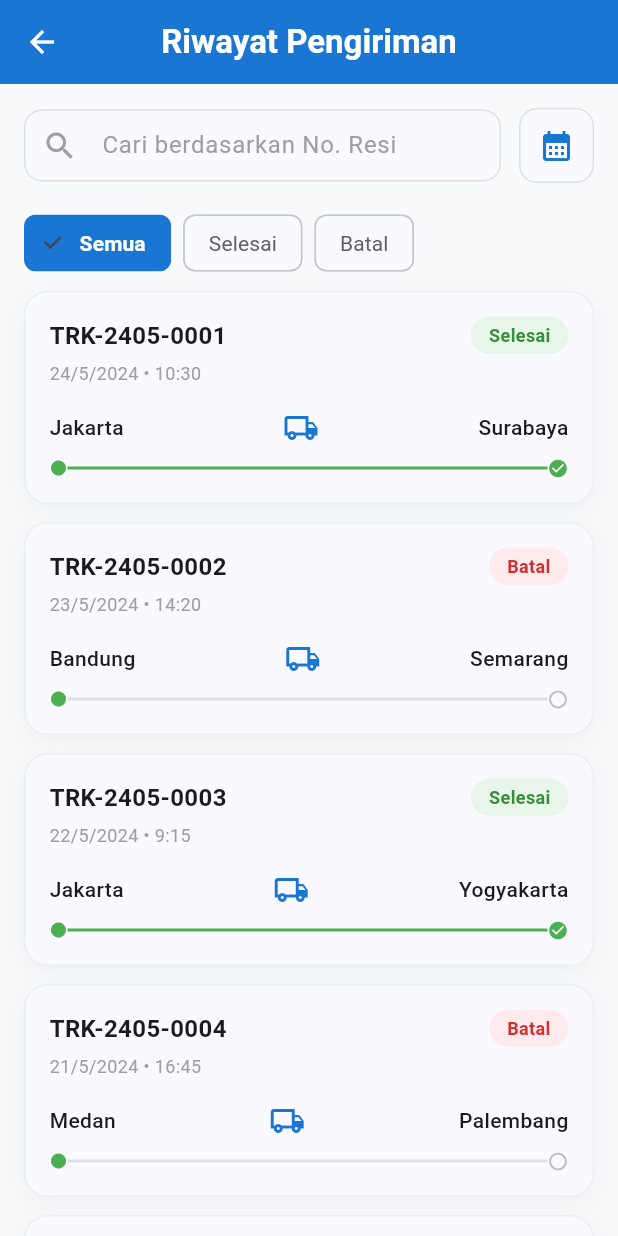
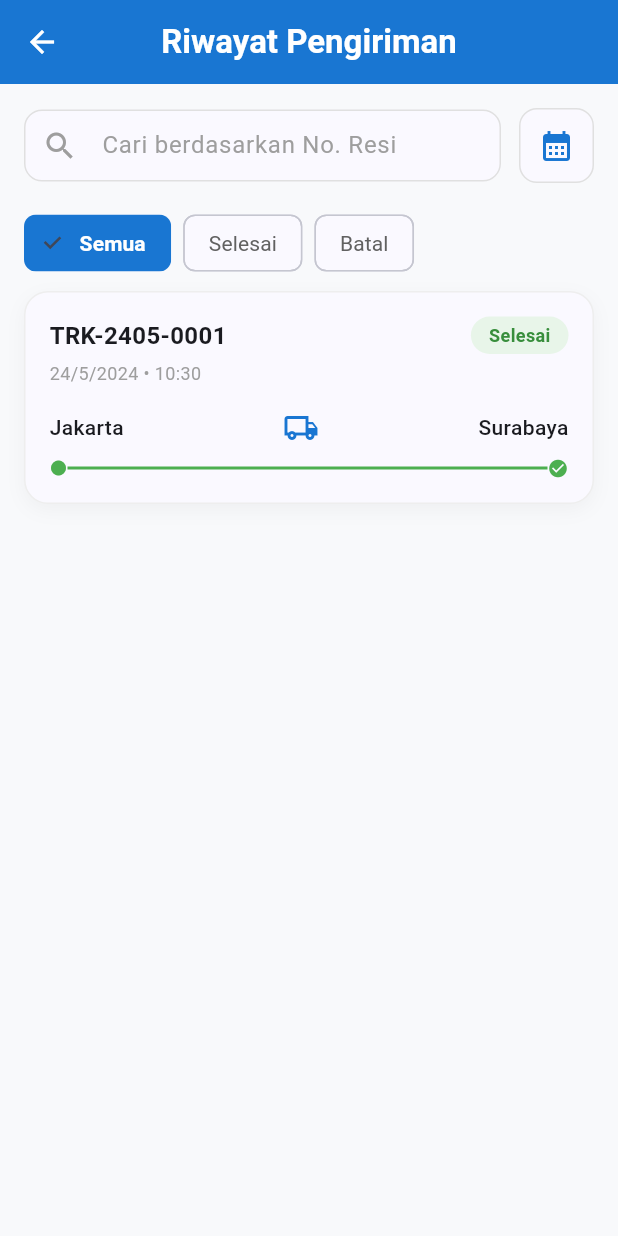
Before and after one commit to Galehramadhan/tracking-logistik-mobile, a Flutter app: the HistoryPage screen opened directly, after a tap on "Semua", on a phone screen of 412 x 824 dp. Run offline on Flutter 3.47's test engine with Material 3 defaults, Android fonts, the phone set to English and light mode, and no system bars; our stand-ins replace flutter_riverpod, google_maps_flutter, shared_preferences; missing offline and left inert: mobile_scanner; accounts and stored records are empty; Roboto replaces fonts that are missing (Poppins).

Commit message:
QR code update

```diff
--- a/tracking_logistik_app/lib/riwayat/data.dart
+++ b/tracking_logistik_app/lib/riwayat/data.dart
@@ -10,23 +10,27 @@ final searchProvider = StateProvider<String>((ref) => '');
 // State untuk filter tanggal
 final dateFilterProvider = StateProvider<DateTime?>((ref) => null);
 
-// Data Dummy (8 Data)
-final dummyShipmentsProvider = Provider<List<ShipmentEntity>>((ref) {
-  return [
+// 1. Buat Notifier untuk mengatur logika penambahan data
+class ShipmentNotifier extends StateNotifier<List<ShipmentEntity>> {
+  ShipmentNotifier(super.state);
+
+  // Fungsi untuk menambah data hasil scan ke dalam list
+  void tambahPengiriman(ShipmentEntity dataBaru) {
+    state = [...state, dataBaru]; // Menambahkan objek baru ke daftar state
+  }
+}
+
+// 2. Ganti Provider biasa menjadi StateNotifierProvider
+final shipmentListProvider = StateNotifierProvider<ShipmentNotifier, List<ShipmentEntity>>((ref) {
+  return ShipmentNotifier([
+    // Kamu bisa biarkan data dummy lamamu di sini sebagai nilai awal
     ShipmentEntity(id: '1', resi: 'TRK-2405-0001', status: 'Selesai', date: DateTime(2024, 5, 24, 10, 30), origin: 'Jakarta', destination: 'Surabaya'),
-    ShipmentEntity(id: '2', resi: 'TRK-2405-0002', status: 'Batal', date: DateTime(2024, 5, 23, 14, 20), origin: 'Bandung', destination: 'Semarang'),
-    ShipmentEntity(id: '3', resi: 'TRK-2405-0003', status: 'Selesai', date: DateTime(2024, 5, 22, 9, 15), origin: 'Jakarta', destination: 'Yogyakarta'),
-    ShipmentEntity(id: '4', resi: 'TRK-2405-0004', status: 'Batal', date: DateTime(2024, 5, 21, 16, 45), origin: 'Medan', destination: 'Palembang'),
-    ShipmentEntity(id: '5', resi: 'TRK-2405-0005', status: 'Selesai', date: DateTime(2024, 5, 20, 8, 0), origin: 'Surabaya', destination: 'Bali'),
-    ShipmentEntity(id: '6', resi: 'TRK-2405-0006', status: 'Batal', date: DateTime(2024, 5, 19, 11, 10), origin: 'Makassar', destination: 'Manado'),
-    ShipmentEntity(id: '7', resi: 'TRK-2405-0007', status: 'Selesai', date: DateTime(2024, 5, 18, 13, 25), origin: 'Balikpapan', destination: 'Samarinda'),
-    ShipmentEntity(id: '8', resi: 'TRK-2405-0008', status: 'Selesai', date: DateTime(2024, 5, 17, 15, 50), origin: 'Jakarta', destination: 'Lampung'),
-  ];
+  ]);
 });
 
 // Provider untuk List yang sudah di-filter
 final filteredShipmentsProvider = Provider<List<ShipmentEntity>>((ref) {
-  final shipments = ref.watch(dummyShipmentsProvider);
+  final shipments = ref.watch(shipmentListProvider);
   final statusFilter = ref.watch(statusFilterProvider);
   final searchQuery = ref.watch(searchProvider).toLowerCase();
   final dateFilter = ref.watch(dateFilterProvider);
```
Also changed, not shown: tracking_logistik_app/lib/dashboard/beranda.dart (+35 -6 lines).
